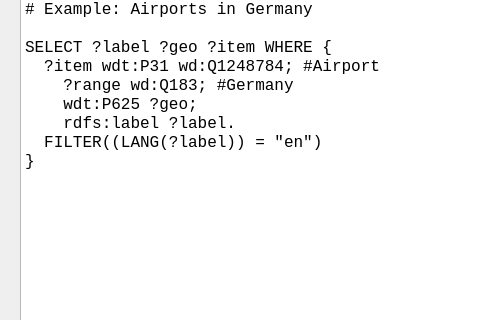
First picture: the form in sparql_unicorn/sparql_unicorn_dialog_base.ui, repository sparqlunicorn/sparqlunicornGoesGIS, before the edit; both pictures show x 0 to 480 and y 105 to 425 of the 758 by 658 pixel window.
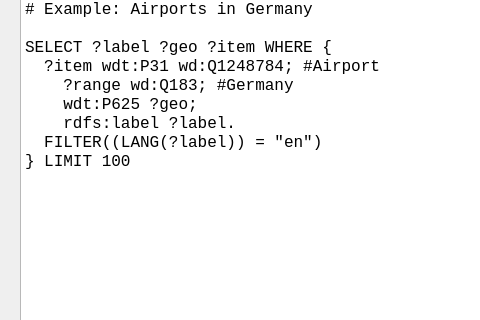
Second picture: the form after the edit.

The edit to the form file:
```diff
--- a/sparql_unicorn/sparql_unicorn_dialog_base.ui
+++ b/sparql_unicorn/sparql_unicorn_dialog_base.ui
@@ -53,7 +53,7 @@
     wdt:P625 ?geo;
     rdfs:label ?label.
   FILTER((LANG(?label)) = &quot;en&quot;)
-}</string>
+} LIMIT 100</string>
    </property>
   </widget>
   <widget class="QPushButton" name="pushButton">
```
